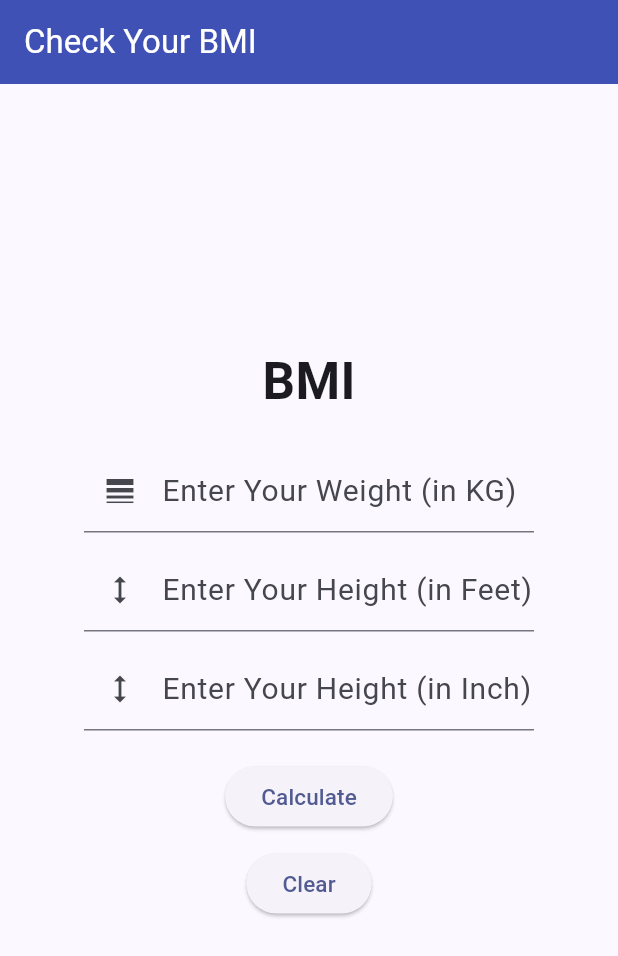
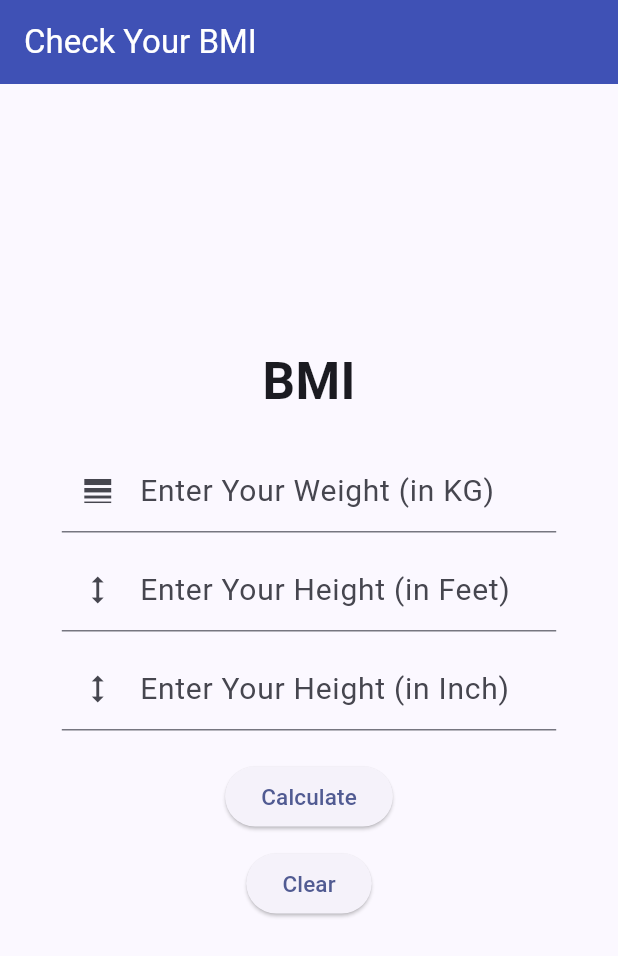
Before and after one commit to Mredul10/BMI-App, a Flutter app: the screen it shows after launch, on a phone screen of 412 x 824 dp. Shown: the top 956 px of the screen. Run offline on Flutter 3.47's test engine with Material 3 defaults, Android fonts, the phone set to English and light mode, and no system bars.

Commit message:
pixel perfect

```diff
--- a/lib/my_home_page.dart
+++ b/lib/my_home_page.dart
@@ -29,7 +29,7 @@ class _MyHomePageState extends State<MyHomePage> {
         color: bgColor,
         child: Center(
           child: Container(
-            width: 300,
+            width:  MediaQuery.of(context).size.width * 0.8,
             child: Column(
               mainAxisAlignment: MainAxisAlignment.center,
               children: [
```
